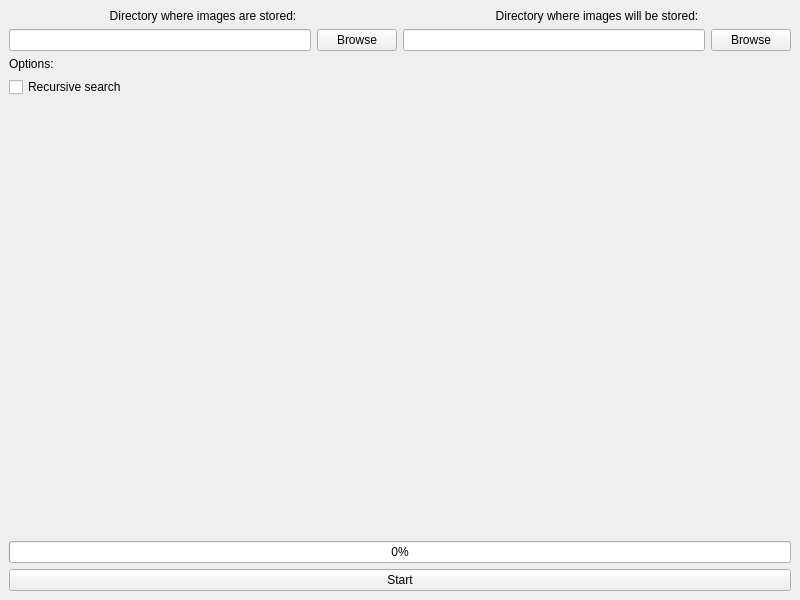
Before: the Qt Designer form src/MainWindow.ui in rocsalvador/mediarranger, drawn with Qt 5.
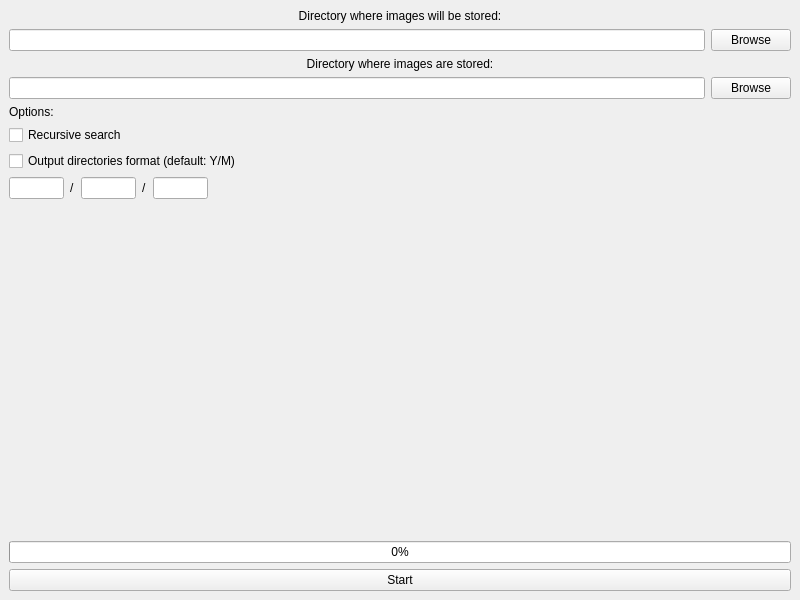
After: the same form once the commit is applied.

Patch:
```diff
--- a/src/MainWindow.ui
+++ b/src/MainWindow.ui
@@ -14,16 +14,47 @@
    <string>mediarrenger</string>
   </property>
   <widget class="QWidget" name="centralWidget">
-   <layout class="QVBoxLayout" name="verticalLayout_6">
-    <item>
-     <layout class="QVBoxLayout" name="verticalLayout_5">
-      <item>
        <layout class="QVBoxLayout" name="verticalLayout_4">
         <item>
-         <layout class="QHBoxLayout" name="horizontalLayout_3">
-          <item>
            <layout class="QVBoxLayout" name="verticalLayout_3">
             <item>
+       <layout class="QVBoxLayout" name="verticalLayout">
+        <item>
+         <widget class="QLabel" name="label_2">
+          <property name="text">
+           <string>Directory where images will be stored:</string>
+          </property>
+          <property name="alignment">
+           <set>Qt::AlignCenter</set>
+          </property>
+         </widget>
+        </item>
+        <item>
+         <layout class="QHBoxLayout" name="horizontalLayout_2">
+          <item>
+           <widget class="QLineEdit" name="lineEdit_2">
+            <property name="enabled">
+             <bool>true</bool>
+            </property>
+            <property name="readOnly">
+             <bool>true</bool>
+            </property>
+           </widget>
+          </item>
+          <item>
+           <widget class="QPushButton" name="pushButton_2">
+            <property name="text">
+             <string>Browse</string>
+            </property>
+           </widget>
+          </item>
+         </layout>
+        </item>
+       </layout>
+      </item>
+      <item>
+       <layout class="QVBoxLayout" name="verticalLayout_2">
+        <item>
              <widget class="QLabel" name="label">
               <property name="text">
                <string>Directory where images are stored:</string>
@@ -34,7 +65,7 @@
              </widget>
             </item>
             <item>
-             <layout class="QHBoxLayout" name="horizontalLayout_2">
+         <layout class="QHBoxLayout" name="horizontalLayout">
               <item>
                <widget class="QLineEdit" name="lineEdit">
                 <property name="enabled">
@@ -63,45 +94,6 @@
            </layout>
           </item>
           <item>
-           <layout class="QVBoxLayout" name="verticalLayout_2">
-            <item>
-             <widget class="QLabel" name="label_2">
-              <property name="text">
-               <string>Directory where images will be stored:</string>
-              </property>
-              <property name="alignment">
-               <set>Qt::AlignCenter</set>
-              </property>
-             </widget>
-            </item>
-            <item>
-             <layout class="QHBoxLayout" name="horizontalLayout">
-              <item>
-               <widget class="QLineEdit" name="lineEdit_2">
-                <property name="enabled">
-                 <bool>true</bool>
-                </property>
-                <property name="readOnly">
-                 <bool>true</bool>
-                </property>
-               </widget>
-              </item>
-              <item>
-               <widget class="QPushButton" name="pushButton_2">
-                <property name="text">
-                 <string>Browse</string>
-                </property>
-               </widget>
-              </item>
-             </layout>
-            </item>
-           </layout>
-          </item>
-         </layout>
-        </item>
-        <item>
-         <layout class="QVBoxLayout" name="verticalLayout">
-          <item>
            <widget class="QLabel" name="label_3">
             <property name="text">
              <string>Options:</string>
@@ -115,6 +107,86 @@
             </property>
            </widget>
           </item>
+      <item>
+       <widget class="QCheckBox" name="checkBox_2">
+        <property name="text">
+         <string>Output directories format (default: Y/M)</string>
+        </property>
+       </widget>
+      </item>
+      <item>
+       <layout class="QHBoxLayout" name="horizontalLayout_3">
+        <item>
+         <widget class="QLineEdit" name="lineEdit_3">
+          <property name="enabled">
+           <bool>true</bool>
+          </property>
+          <property name="maximumSize">
+           <size>
+            <width>55</width>
+            <height>16777215</height>
+           </size>
+          </property>
+          <property name="alignment">
+           <set>Qt::AlignCenter</set>
+          </property>
+         </widget>
+        </item>
+        <item>
+         <widget class="QLabel" name="label_5">
+          <property name="text">
+           <string>/</string>
+          </property>
+         </widget>
+        </item>
+        <item>
+         <widget class="QLineEdit" name="lineEdit_4">
+          <property name="maximumSize">
+           <size>
+            <width>55</width>
+            <height>16777215</height>
+           </size>
+          </property>
+          <property name="alignment">
+           <set>Qt::AlignCenter</set>
+          </property>
+         </widget>
+        </item>
+        <item>
+         <widget class="QLabel" name="label_6">
+          <property name="text">
+           <string>/</string>
+          </property>
+         </widget>
+        </item>
+        <item>
+         <widget class="QLineEdit" name="lineEdit_5">
+          <property name="maximumSize">
+           <size>
+            <width>55</width>
+            <height>16777215</height>
+           </size>
+          </property>
+          <property name="alignment">
+           <set>Qt::AlignCenter</set>
+          </property>
+         </widget>
+        </item>
+        <item>
+         <spacer name="horizontalSpacer">
+          <property name="orientation">
+           <enum>Qt::Horizontal</enum>
+          </property>
+          <property name="sizeHint" stdset="0">
+           <size>
+            <width>40</width>
+            <height>20</height>
+           </size>
+          </property>
+         </spacer>
+        </item>
+       </layout>
+      </item>
           <item>
            <spacer name="verticalSpacer">
             <property name="orientation">
@@ -145,10 +217,6 @@
             </property>
            </widget>
           </item>
-         </layout>
-        </item>
-       </layout>
-      </item>
       <item>
        <widget class="QPushButton" name="pushButton_3">
         <property name="text">
```
Left out of the diff: 108 changed lines with no effect on the pictures. Lines whose indentation alone changed are shown as unchanged.
